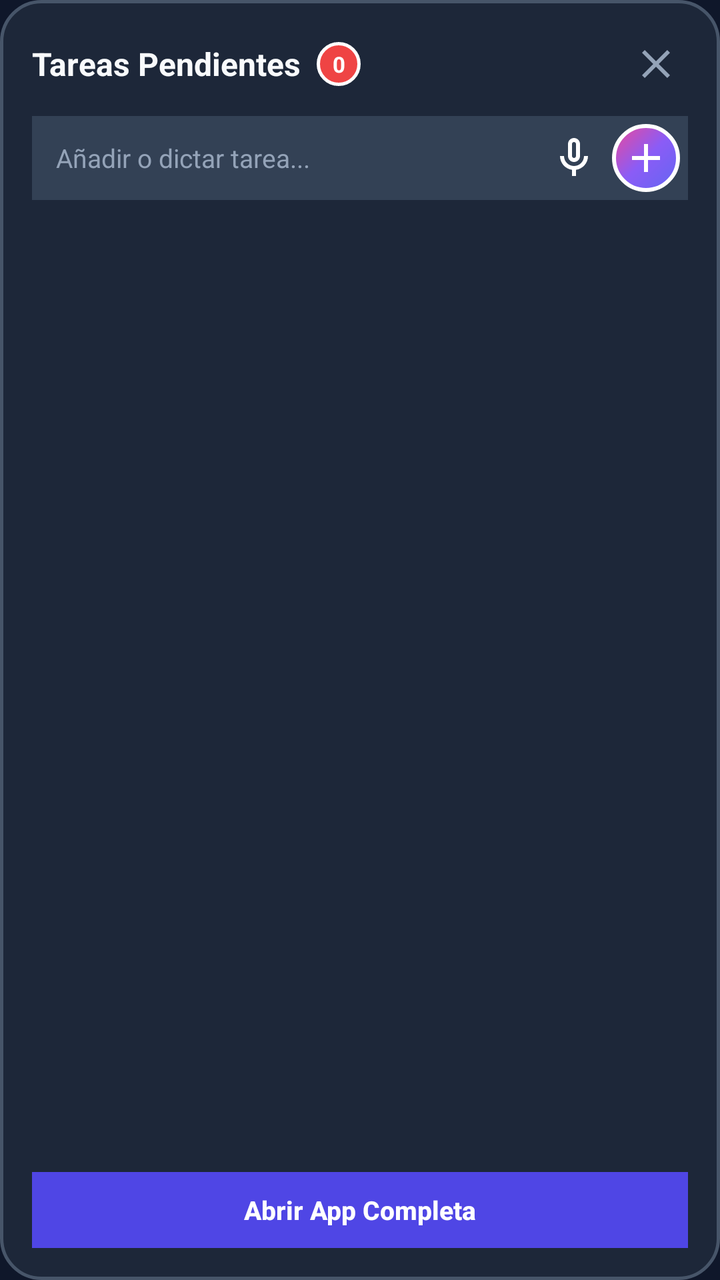
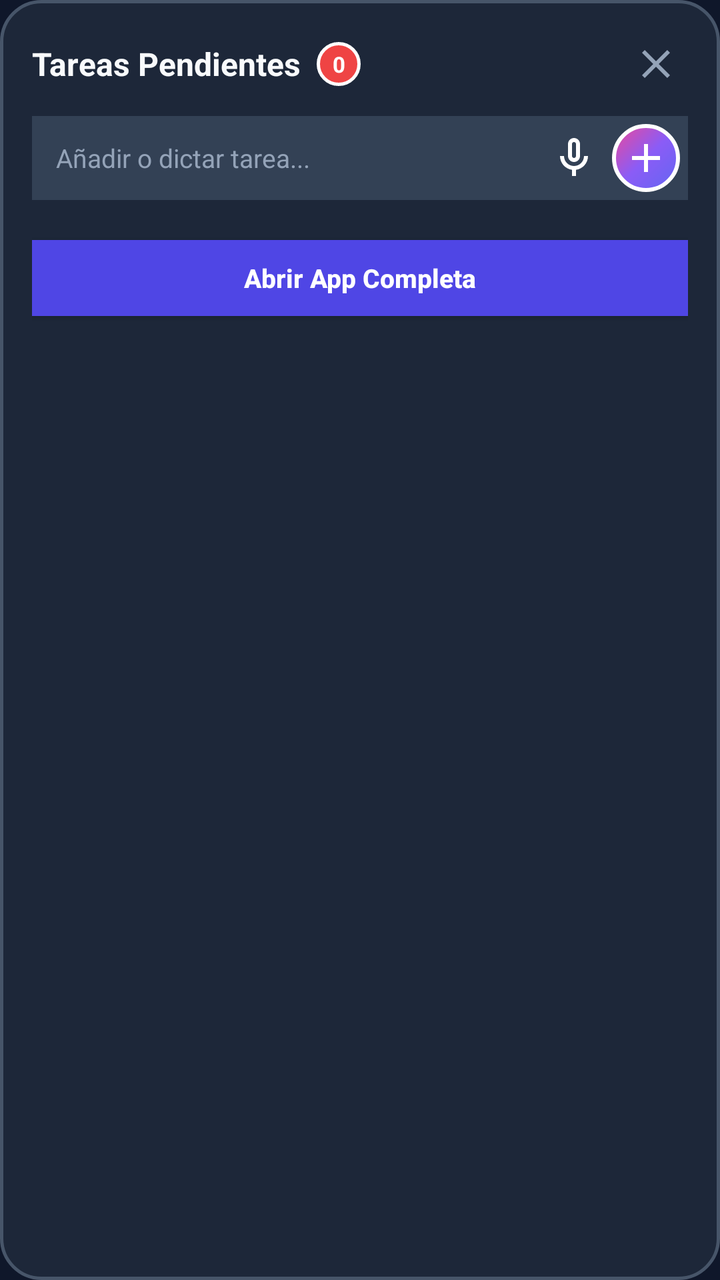

The first picture is an Android layout as it rendered before a commit; the second is the same layout after the commit. The layout source and the unified diff follow.
<!-- AndroidManifest.xml: application theme Theme.FloatingNotesApp -->
<!-- res/layout/layout_floating_popup.xml -->
<?xml version="1.0" encoding="utf-8"?>
<LinearLayout xmlns:android="http://schemas.android.com/apk/res/android"
    android:id="@+id/popup_root"
    android:layout_width="330dp"
    android:layout_height="wrap_content"
    android:background="@drawable/bg_floating_card"
    android:elevation="12dp"
    android:orientation="vertical"
    android:padding="16dp">

    
    <RelativeLayout
        android:layout_width="match_parent"
        android:layout_height="wrap_content"
        android:layout_marginBottom="10dp">

        <LinearLayout
            android:layout_width="wrap_content"
            android:layout_height="wrap_content"
            android:layout_alignParentStart="true"
            android:layout_centerVertical="true"
            android:gravity="center_vertical"
            android:orientation="horizontal">

            <TextView
                android:layout_width="wrap_content"
                android:layout_height="wrap_content"
                android:text="Tareas Pendientes"
                android:textColor="#F8FAFC"
                android:textSize="16sp"
                android:textStyle="bold" />

            <TextView
                android:id="@+id/tv_popup_count"
                android:layout_width="wrap_content"
                android:layout_height="wrap_content"
                android:layout_marginStart="8dp"
                android:background="@drawable/bg_badge"
                android:gravity="center"
                android:minWidth="20dp"
                android:minHeight="20dp"
                android:paddingStart="4dp"
                android:paddingEnd="4dp"
                android:text="0"
                android:textColor="#FFFFFF"
                android:textSize="11sp"
                android:textStyle="bold" />
        </LinearLayout>

        <ImageButton
            android:id="@+id/btn_popup_close"
            android:layout_width="32dp"
            android:layout_height="32dp"
            android:layout_alignParentEnd="true"
            android:layout_centerVertical="true"
            android:background="?android:attr/selectableItemBackgroundBorderless"
            android:contentDescription="Cerrar ventana"
            android:src="@drawable/ic_close" />
    </RelativeLayout>

    
    <LinearLayout
        android:layout_width="match_parent"
        android:layout_height="wrap_content"
        android:layout_marginBottom="10dp"
        android:background="#334155"
        android:gravity="center_vertical"
        android:orientation="horizontal"
        android:padding="4dp">

        <EditText
            android:id="@+id/et_quick_note"
            android:layout_width="0dp"
            android:layout_height="wrap_content"
            android:layout_weight="1"
            android:background="@null"
            android:hint="Añadir o dictar tarea..."
            android:imeOptions="actionDone"
            android:inputType="textCapSentences"
            android:paddingStart="8dp"
            android:paddingEnd="8dp"
            android:textColor="#F8FAFC"
            android:textColorHint="#94A3B8"
            android:textSize="13sp" />

        
        <ImageButton
            android:id="@+id/btn_speech_to_text"
            android:layout_width="34dp"
            android:layout_height="34dp"
            android:background="?android:attr/selectableItemBackgroundBorderless"
            android:contentDescription="Dictar por voz"
            android:padding="6dp"
            android:src="@drawable/ic_mic" />

        
        <ImageButton
            android:id="@+id/btn_quick_add"
            android:layout_width="34dp"
            android:layout_height="34dp"
            android:layout_marginStart="2dp"
            android:background="@drawable/bg_floating_bubble"
            android:contentDescription="Añadir"
            android:padding="6dp"
            android:src="@drawable/ic_add" />
    </LinearLayout>

    
    <LinearLayout
        android:id="@+id/layout_app_filter_banner"
        android:layout_width="match_parent"
        android:layout_height="wrap_content"
        android:layout_marginBottom="8dp"
        android:background="#1E293B"
        android:gravity="center_vertical"
        android:orientation="horizontal"
        android:paddingStart="10dp"
        android:paddingTop="6dp"
        android:paddingEnd="10dp"
        android:paddingBottom="6dp"
        android:visibility="gone">

        <TextView
            android:id="@+id/tv_app_filter_emoji"
            android:layout_width="wrap_content"
            android:layout_height="wrap_content"
            android:text="📱"
            android:textSize="16sp" />

        <LinearLayout
            android:layout_width="0dp"
            android:layout_height="wrap_content"
            android:layout_marginStart="8dp"
            android:layout_weight="1"
            android:orientation="vertical">

            <TextView
                android:id="@+id/tv_app_filter_title"
                android:layout_width="wrap_content"
                android:layout_height="wrap_content"
                android:text="Modo App Inteligente"
                android:textColor="#38BDF8"
                android:textSize="12sp"
                android:textStyle="bold" />

            <TextView
                android:id="@+id/tv_app_filter_subtitle"
                android:layout_width="wrap_content"
                android:layout_height="wrap_content"
                android:text="Mostrando solo tareas de esta app"
                android:textColor="#94A3B8"
                android:textSize="10sp" />
        </LinearLayout>

        <TextView
            android:id="@+id/btn_clear_app_filter"
            android:layout_width="wrap_content"
            android:layout_height="wrap_content"
            android:background="?android:attr/selectableItemBackground"
            android:padding="4dp"
            android:text="Ver todas"
            android:textColor="#F59E0B"
            android:textSize="11sp"
            android:textStyle="bold" />
    </LinearLayout>

    
    <ScrollView
        android:layout_width="match_parent"
        android:layout_height="0dp"
        android:layout_weight="1"
        android:fadeScrollbars="false"
        android:maxHeight="240dp">

        <LinearLayout
            android:id="@+id/container_todo_items"
            android:layout_width="match_parent"
            android:layout_height="wrap_content"
            android:orientation="vertical" />
    </ScrollView>

    
    <TextView
        android:id="@+id/tv_empty_state"
        android:layout_width="match_parent"
        android:layout_height="wrap_content"
        android:gravity="center"
        android:paddingTop="12dp"
        android:paddingBottom="12dp"
        android:text="✨ No tienes tareas pendientes"
        android:textColor="#94A3B8"
        android:textSize="13sp"
        android:visibility="gone" />

    
    <Button
        android:id="@+id/btn_open_full_app"
        android:layout_width="match_parent"
        android:layout_height="38dp"
        android:layout_marginTop="10dp"
        android:background="#4F46E5"
        android:text="Abrir App Completa"
        android:textAllCaps="false"
        android:textColor="#FFFFFF"
        android:textSize="13sp"
        android:textStyle="bold" />

</LinearLayout>
<!-- resources referenced by this layout -->
<resources>
  <!-- drawable bg_badge (drawable) -->
  <?xml version="1.0" encoding="utf-8"?>
  <shape xmlns:android="http://schemas.android.com/apk/res/android"
      android:shape="oval">
      <solid android:color="#EF4444" />
      <stroke
          android:width="1.5dp"
          android:color="#FFFFFF" />
      <size
          android:width="22dp"
          android:height="22dp" />
  </shape>
  <!-- drawable bg_floating_bubble (drawable) -->
  <?xml version="1.0" encoding="utf-8"?>
  <shape xmlns:android="http://schemas.android.com/apk/res/android"
      android:shape="oval">
      <gradient
          android:type="linear"
          android:angle="135"
          android:startColor="#6366F1"
          android:centerColor="#8B5CF6"
          android:endColor="#EC4899" />
      <stroke
          android:width="2dp"
          android:color="#FFFFFF" />
      <size
          android:width="60dp"
          android:height="60dp" />
  </shape>
  <!-- drawable bg_floating_card (drawable) -->
  <?xml version="1.0" encoding="utf-8"?>
  <shape xmlns:android="http://schemas.android.com/apk/res/android"
      android:shape="rectangle">
      <solid android:color="#F01E293B" />
      <corners android:radius="20dp" />
      <stroke
          android:width="1.5dp"
          android:color="#475569" />
  </shape>
  <!-- drawable ic_add (drawable) -->
  <vector xmlns:android="http://schemas.android.com/apk/res/android"
      android:width="24dp"
      android:height="24dp"
      android:viewportWidth="24"
      android:viewportHeight="24">
      <path
          android:fillColor="#FFFFFFFF"
          android:pathData="M19,13h-6v6h-2v-6H5v-2h6V5h2v6h6v2z" />
  </vector>
  <!-- drawable ic_close (drawable) -->
  <vector xmlns:android="http://schemas.android.com/apk/res/android"
      android:width="24dp"
      android:height="24dp"
      android:viewportWidth="24"
      android:viewportHeight="24">
      <path
          android:fillColor="#94A3B8"
          android:pathData="M19,6.41L17.59,5 12,10.59 6.41,5 5,6.41 10.59,12 5,17.59 6.41,19 12,13.41 17.59,19 19,17.59 13.41,12z" />
  </vector>
  <!-- drawable ic_mic (drawable) -->
  <vector xmlns:android="http://schemas.android.com/apk/res/android"
      android:width="24dp"
      android:height="24dp"
      android:viewportWidth="24"
      android:viewportHeight="24">
      <path
          android:fillColor="#FFFFFFFF"
          android:pathData="M12,14c1.66,0 3,-1.34 3,-3V5c0,-1.66 -1.34,-3 -3,-3S9,3.34 9,5v6C9,12.66 10.34,14 12,14zM11,5c0,-0.55 0.45,-1 1,-1s1,0.45 1,1v6c0,0.55 -0.45,1 -1,1s-1,-0.45 -1,-1V5z" />
      <path
          android:fillColor="#FFFFFFFF"
          android:pathData="M17,11c0,2.76 -2.24,5 -5,5s-5,-2.24 -5,-5H5c0,3.53 2.61,6.43 6,6.92V21h2v-3.08c3.39,-0.49 6,-3.39 6,-6.92H17z" />
  </vector>
  <style name="Theme.FloatingNotesApp" parent="Theme.AppCompat.DayNight.NoActionBar">
          <item name="android:statusBarColor">#0F172A</item>
          <item name="android:navigationBarColor">#0F172A</item>
          <item name="android:windowBackground">#0F172A</item>
      </style>
</resources>

<!-- the commit's change to res/layout/layout_floating_popup.xml (unified diff, before → after) -->
@@ -167,10 +167,8 @@
     
     <ScrollView
         android:layout_width="match_parent"
-        android:layout_height="0dp"
-        android:layout_weight="1"
-        android:fadeScrollbars="false"
-        android:maxHeight="240dp">
+        android:layout_height="wrap_content"
+        android:fadeScrollbars="false">
 
         <LinearLayout
             android:id="@+id/container_todo_items"
